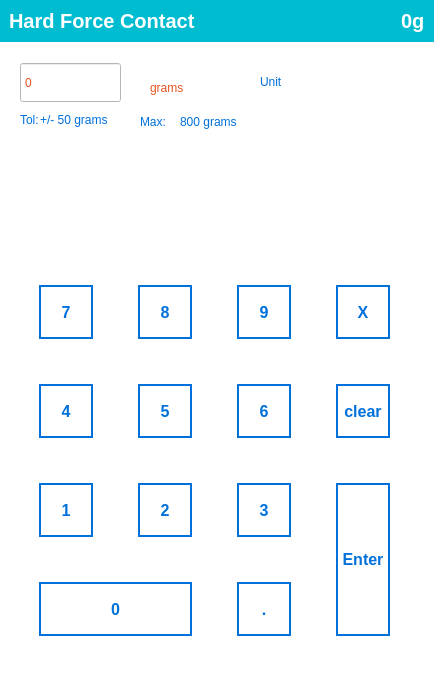
The window that apps/software/gui/Components/HardForceContactForm.ui (lainez12/KS3) describes before a commit, drawn with Qt 5.
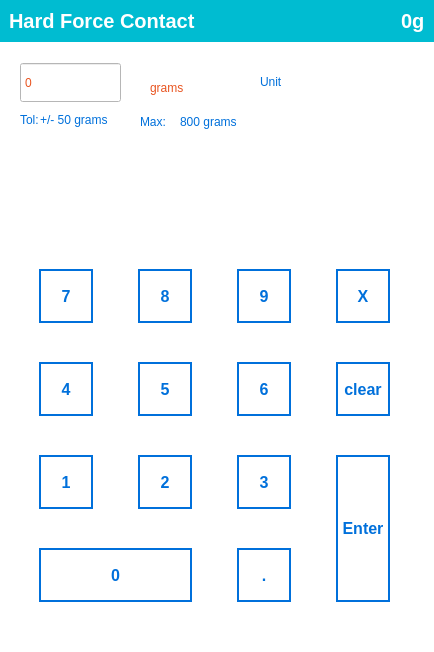
The same window after the commit. Custom widgets are drawn as their Qt base class.

Diff of the .ui file:
```diff
--- a/apps/software/gui/Components/HardForceContactForm.ui
+++ b/apps/software/gui/Components/HardForceContactForm.ui
@@ -7,7 +7,7 @@
     <x>0</x>
     <y>0</y>
     <width>434</width>
-    <height>683</height>
+    <height>652</height>
    </rect>
   </property>
   <property name="sizePolicy">
@@ -289,7 +289,7 @@
           <x>0</x>
           <y>0</y>
           <width>431</width>
-          <height>431</height>
+          <height>401</height>
          </rect>
         </property>
         <layout class="QGridLayout" name="gridLayout_2">
```
